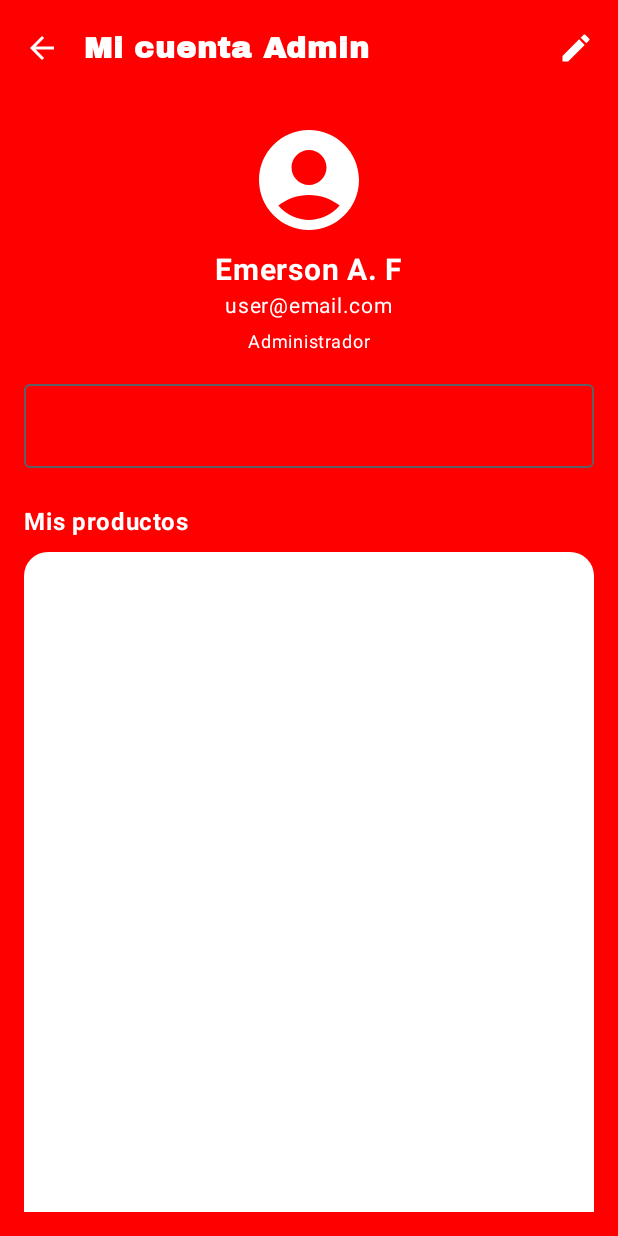
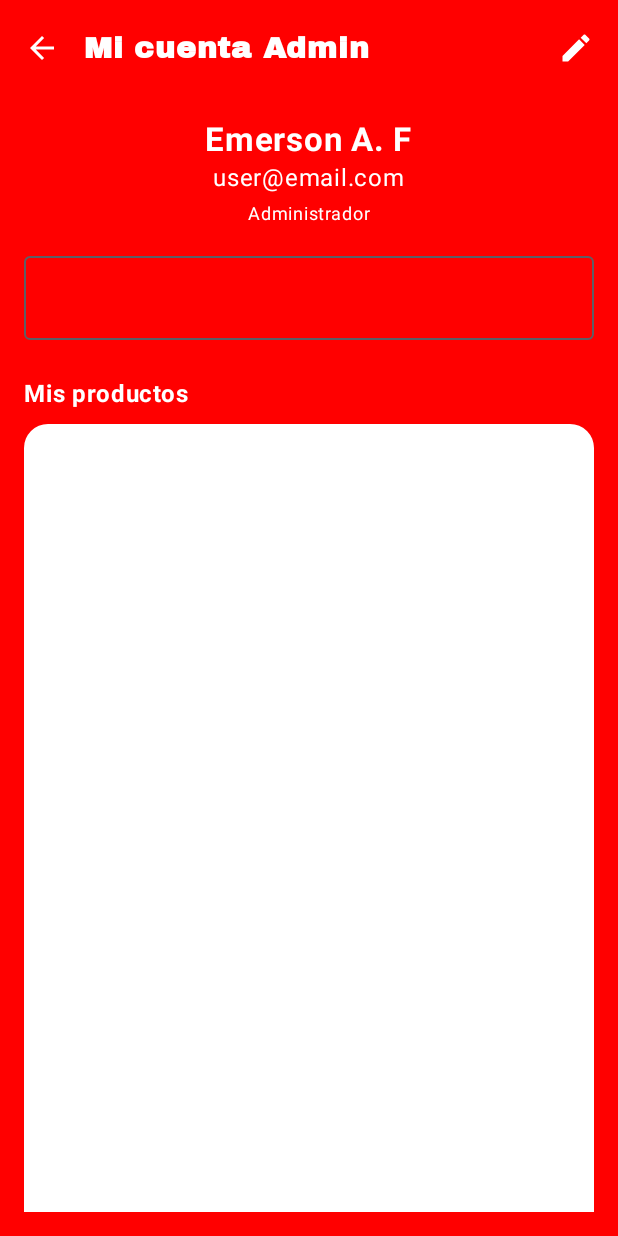
Before and after one commit to CoaquiraIdmeTaylorYampier/negolatina1, an Android app built with Jetpack Compose: the AdminAccountScreen screen opened through its navigation route, on a phone screen of 412 x 824 dp. Run offline under Robolectric (Android 15) with nearby library versions, the phone set to English and light mode, and no system bars.

```diff
--- a/app/src/main/java/com/example/negolatina/AccountScreenComponents.kt
+++ /dev/null
@@ -1,84 +0,0 @@
-package com.example.negolatina
-
-import androidx.compose.foundation.Image
-import androidx.compose.foundation.background
-import androidx.compose.foundation.layout.Box
-import androidx.compose.foundation.layout.Column
-import androidx.compose.foundation.layout.Spacer
-import androidx.compose.foundation.layout.height
-import androidx.compose.foundation.layout.padding
-import androidx.compose.foundation.layout.size
-import androidx.compose.foundation.shape.CircleShape
-import androidx.compose.material.icons.Icons
-import androidx.compose.material.icons.filled.AccountCircle
-import androidx.compose.material.icons.filled.ArrowBack
-import androidx.compose.material.icons.filled.Edit
-import androidx.compose.material3.*
-import androidx.compose.runtime.Composable
-import androidx.compose.ui.Alignment
-import androidx.compose.ui.Modifier
-import androidx.compose.ui.draw.clip
-import androidx.compose.ui.graphics.Color
-import androidx.compose.ui.res.painterResource
-import androidx.compose.ui.text.font.FontWeight
-import androidx.compose.ui.tooling.preview.Preview
-import androidx.compose.ui.unit.dp
-import androidx.compose.ui.unit.sp
-import com.example.negolatina.ui.theme.NegolatinaTheme
-
-
-@OptIn(ExperimentalMaterial3Api::class)
-@Composable
-fun AccountAppBar(title: String, onBackClicked: () -> Unit, onEditClicked: () -> Unit) {
-    TopAppBar(
-        title = { Text(title, color = Color.White) },
-        navigationIcon = {
-            IconButton(onClick = onBackClicked) {
-                Icon(Icons.Default.ArrowBack, contentDescription = "Back", tint = Color.White)
-            }
-        },
-        actions = {
-            IconButton(onClick = onEditClicked) {
-                Icon(Icons.Default.Edit, contentDescription = "Edit", tint = Color.White)
-            }
-        },
-        colors = TopAppBarDefaults.topAppBarColors(containerColor = Color.Red)
-    )
-}
-
-@Preview(name = "AccountAppBarPreview")
-@Composable
-fun AccountAppBarPreview() {
-    NegolatinaTheme {
-        AccountAppBar(title = "Cuenta", onBackClicked = {}, onEditClicked = {})
-    }
-}
-
-
-@Composable
-fun ProfileHeader(userName: String, userEmail: String, userRole: String) {
-    Column(
-        horizontalAlignment = Alignment.CenterHorizontally
-    ) {
-        Icon(
-            imageVector = Icons.Default.AccountCircle,
-            contentDescription = "Profile Picture",
-            modifier = Modifier.size(80.dp),
-            tint = Color.White
-        )
-        Spacer(modifier = Modifier.height(8.dp))
-        Text(userName, color = Color.White, fontWeight = FontWeight.Bold, fontSize = 20.sp)
-        Text(userEmail, color = Color.White, fontSize = 14.sp)
-        Text(userRole, color = Color.White, fontSize = 12.sp)
-    }
-}
-
-@Preview(showBackground = true, name = "ProfileHeaderPreview")
-@Composable
-fun ProfileHeaderPreview() {
-    NegolatinaTheme {
-        Box(modifier = Modifier.background(Color.Red).padding(16.dp)) {
-            ProfileHeader("Vidal", "vidal@example.com", "Admin")
-        }
-    }
-}
--- a/app/src/main/java/com/example/negolatina/AdminAccountScreen.kt
+++ b/app/src/main/java/com/example/negolatina/AdminAccountScreen.kt
@@ -3,8 +3,10 @@ package com.example.negolatina
 import androidx.compose.foundation.background
 import androidx.compose.foundation.layout.*
 import androidx.compose.foundation.shape.RoundedCornerShape
-import androidx.compose.material3.OutlinedTextField
-import androidx.compose.material3.Text
+import androidx.compose.material3.*
+import androidx.compose.material.icons.Icons
+import androidx.compose.material.icons.filled.ArrowBack
+import androidx.compose.material.icons.filled.Edit
 import androidx.compose.runtime.Composable
 import androidx.compose.ui.Alignment
 import androidx.compose.ui.Modifier
@@ -12,10 +14,10 @@ import androidx.compose.ui.graphics.Color
 import androidx.compose.ui.text.font.FontWeight
 import androidx.compose.ui.tooling.preview.Preview
 import androidx.compose.ui.unit.dp
+import androidx.compose.ui.unit.sp
 import androidx.navigation.NavController
 import androidx.navigation.compose.rememberNavController
 import com.example.negolatina.ui.theme.NegolatinaTheme
-
 
 @Preview(showBackground = true, name = "Cuenta del admin")
 @Composable
@@ -24,13 +26,25 @@ fun AdminAccountScreenPreview() {
         AdminAccountScreen(navController = rememberNavController())
     }
 }
+
+@OptIn(ExperimentalMaterial3Api::class)   // ⬅️ ESTA LÍNEA SOLUCIONA TU ERROR
 @Composable
 fun AdminAccountScreen(navController: NavController) {
     Column(Modifier.fillMaxSize()) {
-        AccountAppBar(
-            title = "Mi cuenta Admin",
-            onBackClicked = { navController.popBackStack() },
-            onEditClicked = { /* TODO: Handle edit */ }
+
+        TopAppBar(
+            title = { Text("Mi cuenta Admin", color = Color.White) },
+            navigationIcon = {
+                IconButton(onClick = { navController.popBackStack() }) {
+                    Icon(Icons.Default.ArrowBack, "Back", tint = Color.White)
+                }
+            },
+            actions = {
+                IconButton(onClick = { /* TODO editar */ }) {
+                    Icon(Icons.Default.Edit, "Editar", tint = Color.White)
+                }
+            },
+            colors = TopAppBarDefaults.topAppBarColors(containerColor = Color.Red)
         )
 
         Column(
@@ -40,15 +54,20 @@ fun AdminAccountScreen(navController: NavController) {
                 .padding(16.dp),
             horizontalAlignment = Alignment.CenterHorizontally
         ) {
-            ProfileHeader(
-                userName = "Emerson A. F",
-                userEmail = "user@email.com",
-                userRole = "Administrador"
-            )
+
+            Text("Emerson A. F", color = Color.White, fontSize = 22.sp, fontWeight = FontWeight.Bold)
+            Text("user@email.com", color = Color.White)
+            Text("Administrador", color = Color.White, fontSize = 12.sp)
+
             Spacer(modifier = Modifier.height(16.dp))
 
-            OutlinedTextField(value = "", onValueChange = {},
-                modifier = Modifier.fillMaxWidth(), readOnly = true)
+            OutlinedTextField(
+                value = "",
+                onValueChange = {},
+                modifier = Modifier.fillMaxWidth(),
+                readOnly = true
+            )
+
             Spacer(modifier = Modifier.height(24.dp))
 
             AdminProductsSection()
@@ -69,9 +88,12 @@ private fun AdminProductsSection() {
         Box(
             modifier = Modifier
                 .fillMaxSize()
-                .background(Color.White, shape = RoundedCornerShape(topStart = 16.dp, topEnd = 16.dp))
+                .background(
+                    Color.White,
+                    shape = RoundedCornerShape(topStart = 16.dp, topEnd = 16.dp)
+                )
         ) {
-            // añadir lista de productos! no olvidar!
+            // Aquí va tu lista de productos más adelante
         }
     }
 }
```
Also changed, not shown: app/src/main/java/com/example/negolatina/AccountAppBar.kt (added, +42 -0 lines), app/src/main/java/com/example/negolatina/AdminNavigationDrawer.kt (deleted, +0 -117 lines), app/src/main/java/com/example/negolatina/LoginScreen.kt (+8 -6 lines), app/src/main/java/com/example/negolatina/MainActivity.kt (line endings or trailing spaces), app/src/main/res/drawable/logo.png (added).
